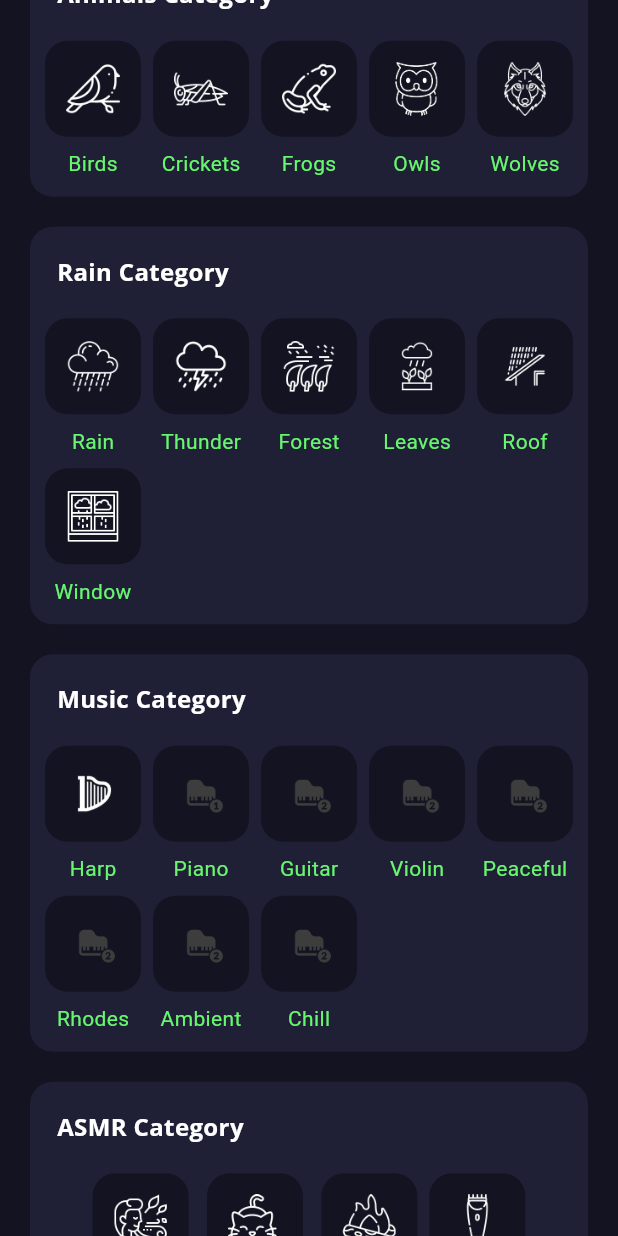
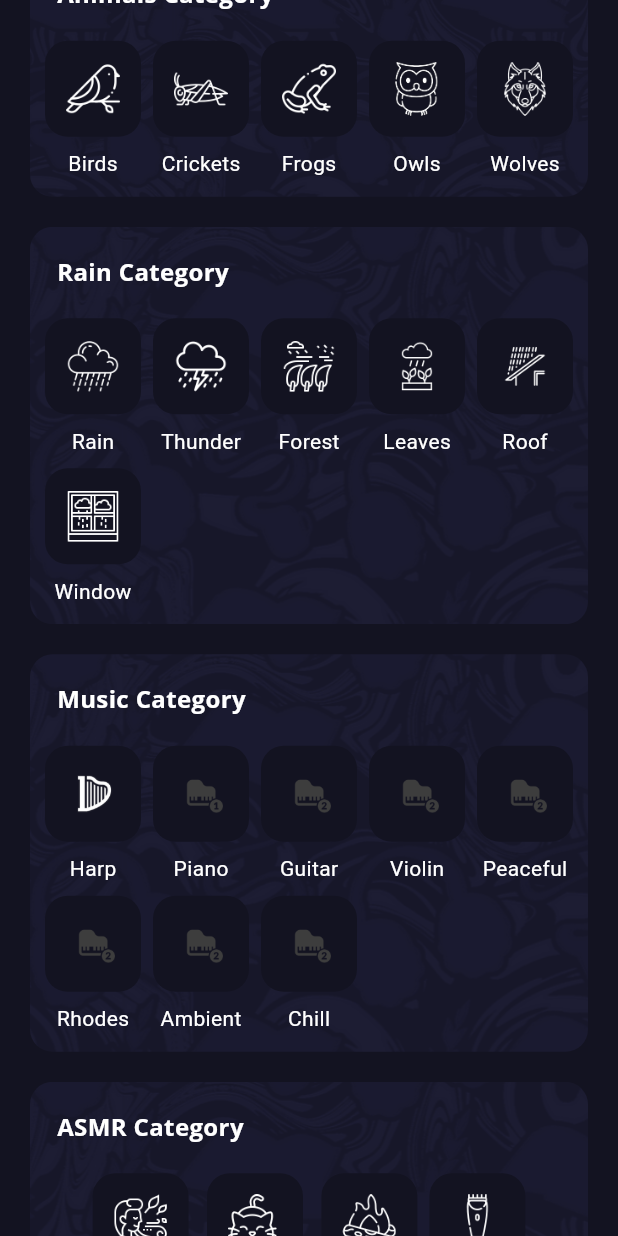
Before and after one commit to BtrXgit/Aura, a Flutter app: the AuraComposerTest screen opened directly, scrolled down 576 dp, on a phone screen of 412 x 824 dp. Run offline on Flutter 3.47's test engine with Material 3 defaults, Android fonts, the phone set to English and light mode, and no system bars; our stand-ins replace audioplayers, bootstrap_icons, cached_network_image, carousel_slider, cloud_firestore, firebase_auth and 10 more; missing offline and left inert: flutter_cube, flutter_floating_bottom_bar, just_audio_cache; accounts and stored records are empty; network calls fail.

Commit message:
added new style in composer, recommended & noise page

```diff
--- a/aura/lib/aura_composer.dart
+++ b/aura/lib/aura_composer.dart
@@ -109,7 +109,11 @@ class AuraComposerTestState extends State<AuraComposerTest> {
                 Container(
                   width: MediaQuery.of(context).size.width - 40,
                   decoration: BoxDecoration(
-                    color: const Color(0xFF1F1F36),
+                    // color: const Color(0xFF1F1F36),
+                    image: DecorationImage(
+                      image: AssetImage('assets/style3.png'),
+                      fit: BoxFit.cover,
+                    ),
                     borderRadius: BorderRadius.circular(15),
                   ),
                   child: Padding(
@@ -153,7 +157,10 @@ class AuraComposerTestState extends State<AuraComposerTest> {
                 Container(
                   width: MediaQuery.of(context).size.width - 40,
                   decoration: BoxDecoration(
-                    color: const Color(0xFF1F1F36),
+                    // color: const Color(0xFF1F1F36),
+                    image: DecorationImage(
+                        image: AssetImage('assets/style3.png'),
+                        fit: BoxFit.cover),
                     borderRadius: BorderRadius.circular(15),
                   ),
                   child: Padding(
@@ -197,7 +204,10 @@ class AuraComposerTestState extends State<AuraComposerTest> {
                 Container(
                   width: MediaQuery.of(context).size.width - 40,
                   decoration: BoxDecoration(
-                    color: const Color(0xFF1F1F36),
+                    // color: const Color(0xFF1F1F36),
+                    image: DecorationImage(
+                        image: AssetImage('assets/style3.png'),
+                        fit: BoxFit.cover),
                     borderRadius: BorderRadius.circular(15),
                   ),
                   child: Padding(
@@ -241,7 +251,10 @@ class AuraComposerTestState extends State<AuraComposerTest> {
                 Container(
                   width: MediaQuery.of(context).size.width - 40,
                   decoration: BoxDecoration(
-                    color: const Color(0xFF1F1F36),
+                    // color: const Color(0xFF1F1F36),
+                    image: DecorationImage(
+                        image: AssetImage('assets/style3.png'),
+                        fit: BoxFit.cover),
                     borderRadius: BorderRadius.circular(15),
                   ),
                   child: Padding(
@@ -285,7 +298,10 @@ class AuraComposerTestState extends State<AuraComposerTest> {
                 Container(
                   width: MediaQuery.of(context).size.width - 40,
                   decoration: BoxDecoration(
-                    color: const Color(0xFF1F1F36),
+                    // color: const Color(0xFF1F1F36),
+                    image: DecorationImage(
+                        image: AssetImage('assets/style3.png'),
+                        fit: BoxFit.cover),
                     borderRadius: BorderRadius.circular(15),
                   ),
                   child: Padding(
@@ -329,7 +345,10 @@ class AuraComposerTestState extends State<AuraComposerTest> {
                 Container(
                   width: MediaQuery.of(context).size.width - 40,
                   decoration: BoxDecoration(
-                    color: const Color(0xFF1F1F36),
+                    // color: const Color(0xFF1F1F36),
+                    image: DecorationImage(
+                        image: AssetImage('assets/style3.png'),
+                        fit: BoxFit.cover),
                     borderRadius: BorderRadius.circular(15),
                   ),
                   child: Padding(
@@ -462,7 +481,8 @@ class AuraComposerTestState extends State<AuraComposerTest> {
             : Text(
                 label,
                 style: const TextStyle(
-                  color: Color.fromARGB(255, 103, 247, 110),
+                  // color: Color.fromARGB(255, 103, 247, 110),
+                  color: Colors.white,
                 ),
               ),
         const SizedBox(
@@ -480,6 +500,8 @@ class AuraComposerTestState extends State<AuraComposerTest> {
             trackHeight: 2.0,
             thumbShape: RoundSliderThumbShape(enabledThumbRadius: 8.0),
             overlayShape: RoundSliderOverlayShape(overlayRadius: 0.0),
+            thumbColor: Colors.white,
+            activeTrackColor: Colors.white,
           ),
           child: Slider(
             value: audioPlayer.volume,
--- a/aura/lib/routes/pages/playlists/playlists.dart
+++ b/aura/lib/routes/pages/playlists/playlists.dart
@@ -82,7 +82,10 @@ class _PlaylistsPageState extends State<PlaylistsPage> {
             ),
             child: Container(
               decoration: BoxDecoration(
-                  color: const Color(0xFF1F1F36),
+                  // color: const Color(0xFF1F1F36),
+                  image: DecorationImage(
+                      image: AssetImage('assets/style3.png'),
+                      fit: BoxFit.cover),
                   borderRadius: BorderRadius.circular(14)),
               child: Row(
                 mainAxisAlignment: MainAxisAlignment.spaceBetween,
--- a/aura/lib/routes/pages/sounds/noises.dart
+++ b/aura/lib/routes/pages/sounds/noises.dart
@@ -62,7 +62,9 @@ class _NoisesPageState extends State<NoisesPage> {
         itemBuilder: (context, index) {
           return Container(
             decoration: BoxDecoration(
-                color: const Color(0xFF1F1F36),
+                // color: const Color(0xFF1F1F36),
+                image: DecorationImage(
+                    image: AssetImage('assets/style2.png'), fit: BoxFit.cover),
                 borderRadius: BorderRadius.circular(14)),
             child: Row(
               mainAxisAlignment: MainAxisAlignment.spaceBetween,
--- a/aura/lib/routes/pages/sounds/recommended_sounds.dart
+++ b/aura/lib/routes/pages/sounds/recommended_sounds.dart
@@ -71,7 +71,9 @@ class _RecommendedSoundsPageState extends State<RecommendedSoundsPage> {
         itemBuilder: (context, index) {
           return Container(
             decoration: BoxDecoration(
-                color: const Color(0xFF1F1F36),
+                // color: const Color(0xFF1F1F36),
+                image: DecorationImage(
+                    image: AssetImage('assets/style2.png'), fit: BoxFit.cover),
                 borderRadius: BorderRadius.circular(14)),
             child: Row(
               mainAxisAlignment: MainAxisAlignment.spaceBetween,
```
Also changed, not shown: aura/assets/style1.png (added), aura/assets/style2.png (added), aura/assets/style3.png (added).
